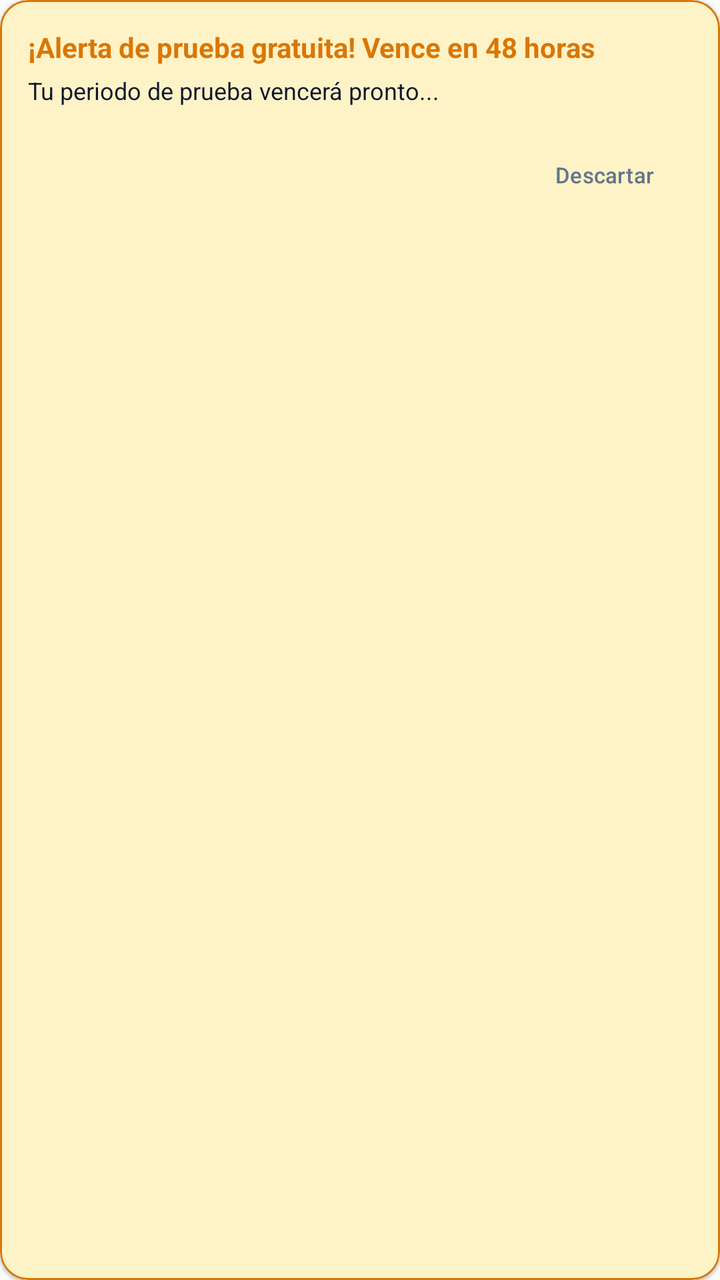
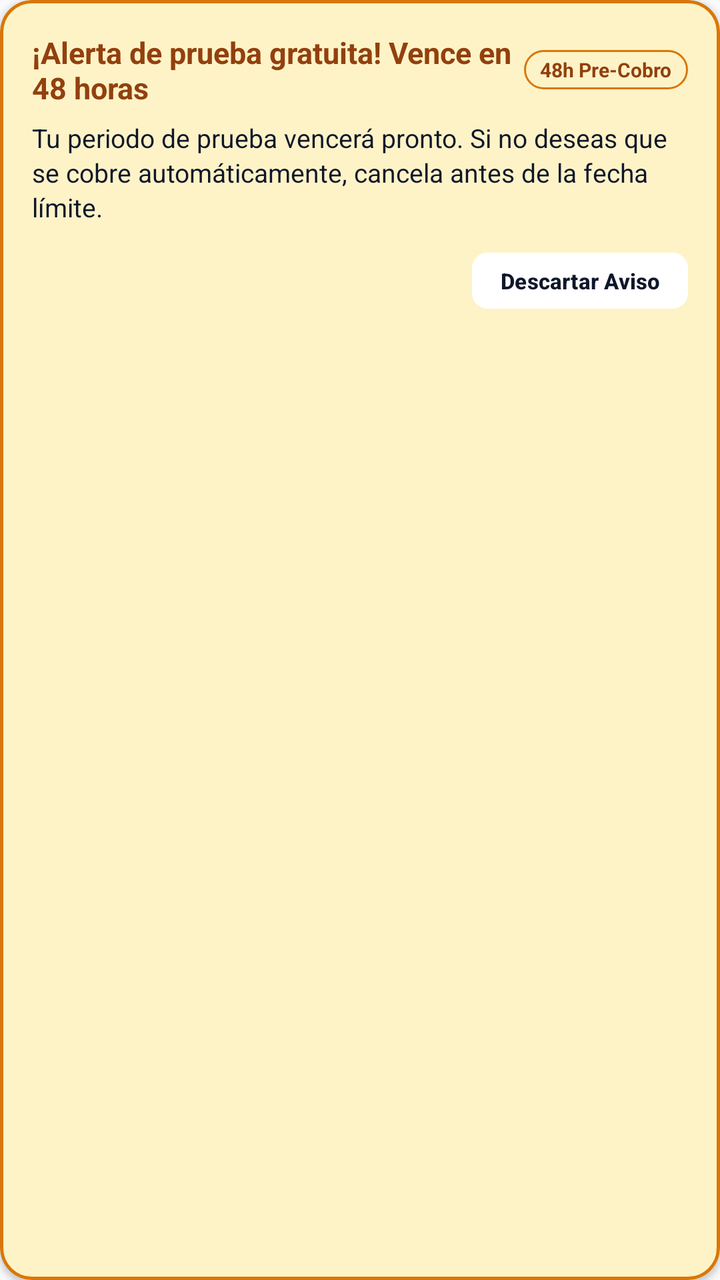

Two renders of the same Android screen: before a commit and after it. Below are the layout's source before the change and the commit's diff.
<!-- AndroidManifest.xml: application theme Theme.CazadorGastosHormiga -->
<!-- res/layout/item_alert.xml -->
<?xml version="1.0" encoding="utf-8"?>
<com.google.android.material.card.MaterialCardView xmlns:android="http://schemas.android.com/apk/res/android"
    xmlns:app="http://schemas.android.com/apk/res-auto"
    android:layout_width="match_parent"
    android:layout_height="wrap_content"
    android:layout_marginBottom="10dp"
    app:cardCornerRadius="14dp"
    app:cardElevation="1dp"
    app:cardBackgroundColor="@color/amber_light"
    app:strokeColor="@color/amber_warning"
    app:strokeWidth="1dp">

    <LinearLayout
        android:layout_width="match_parent"
        android:layout_height="wrap_content"
        android:orientation="vertical"
        android:padding="14dp">

        <TextView
            android:id="@+id/tvAlertTitle"
            android:layout_width="wrap_content"
            android:layout_height="wrap_content"
            android:text="¡Alerta de prueba gratuita! Vence en 48 horas"
            android:textColor="@color/amber_warning"
            android:textSize="14sp"
            android:textStyle="bold" />

        <TextView
            android:id="@+id/tvAlertMessage"
            android:layout_width="wrap_content"
            android:layout_height="wrap_content"
            android:text="Tu periodo de prueba vencerá pronto..."
            android:textColor="@color/text_primary"
            android:textSize="12sp"
            android:layout_marginTop="4dp" />

        <LinearLayout
            android:layout_width="match_parent"
            android:layout_height="wrap_content"
            android:orientation="horizontal"
            android:gravity="end"
            android:layout_marginTop="10dp">

            <com.google.android.material.button.MaterialButton
                android:id="@+id/btnDismissAlert"
                style="@style/Widget.Material3.Button.TextButton"
                android:layout_width="wrap_content"
                android:layout_height="wrap_content"
                android:text="Descartar"
                android:textColor="@color/text_secondary"
                android:textSize="11sp" />
        </LinearLayout>

    </LinearLayout>
</com.google.android.material.card.MaterialCardView>
<!-- resources referenced by this layout -->
<resources>
  <color name="amber_light">#FEF3C7</color>
  <color name="amber_warning">#D97706</color>
  <color name="text_primary">#0F172A</color>
  <color name="text_secondary">#64748B</color>
  <style name="Theme.CazadorGastosHormiga" parent="Theme.Material3.DayNight.NoActionBar">
          <item name="colorPrimary">@color/primary</item>
          <item name="colorOnPrimary">@color/surface_white</item>
          <item name="android:statusBarColor">@color/primary_dark</item>
          <item name="android:windowBackground">@color/background_light</item>
      </style>
  <color name="primary">#4F46E5</color>
  <color name="surface_white">#FFFFFF</color>
  <color name="primary_dark">#4338CA</color>
  <color name="background_light">#F8FAFC</color>
</resources>

<!-- the commit's change to res/layout/item_alert.xml (unified diff, before → after) -->
@@ -3,52 +3,80 @@
     xmlns:app="http://schemas.android.com/apk/res-auto"
     android:layout_width="match_parent"
     android:layout_height="wrap_content"
-    android:layout_marginBottom="10dp"
-    app:cardCornerRadius="14dp"
-    app:cardElevation="1dp"
+    android:layout_marginBottom="12dp"
+    app:cardCornerRadius="16dp"
+    app:cardElevation="2dp"
     app:cardBackgroundColor="@color/amber_light"
     app:strokeColor="@color/amber_warning"
-    app:strokeWidth="1dp">
+    app:strokeWidth="1.5dp">
 
     <LinearLayout
         android:layout_width="match_parent"
         android:layout_height="wrap_content"
         android:orientation="vertical"
-        android:padding="14dp">
+        android:padding="16dp">
 
-        <TextView
-            android:id="@+id/tvAlertTitle"
-            android:layout_width="wrap_content"
+        <LinearLayout
+            android:layout_width="match_parent"
             android:layout_height="wrap_content"
-            android:text="¡Alerta de prueba gratuita! Vence en 48 horas"
-            android:textColor="@color/amber_warning"
-            android:textSize="14sp"
-            android:textStyle="bold" />
+            android:gravity="center_vertical"
+            android:orientation="horizontal">
+
+            <TextView
+                android:id="@+id/tvAlertTitle"
+                android:layout_width="0dp"
+                android:layout_height="wrap_content"
+                android:layout_weight="1"
+                android:text="¡Alerta de prueba gratuita! Vence en 48 horas"
+                android:textColor="@color/amber_dark"
+                android:textSize="15sp"
+                android:textStyle="bold" />
+
+            <TextView
+                android:layout_width="wrap_content"
+                android:layout_height="wrap_content"
+                android:background="@drawable/bg_tag_warning"
+                android:paddingStart="8dp"
+                android:paddingTop="3dp"
+                android:paddingEnd="8dp"
+                android:paddingBottom="3dp"
+                android:text="48h Pre-Cobro"
+                android:textColor="@color/amber_dark"
+                android:textSize="10sp"
+                android:textStyle="bold" />
+        </LinearLayout>
 
         <TextView
             android:id="@+id/tvAlertMessage"
             android:layout_width="wrap_content"
             android:layout_height="wrap_content"
-            android:text="Tu periodo de prueba vencerá pronto..."
+            android:text="Tu periodo de prueba vencerá pronto. Si no deseas que se cobre automáticamente, cancela antes de la fecha límite."
             android:textColor="@color/text_primary"
-            android:textSize="12sp"
-            android:layout_marginTop="4dp" />
+            android:textSize="13sp"
+            android:lineSpacingExtra="2dp"
+            android:layout_marginTop="6dp" />
 
         <LinearLayout
             android:layout_width="match_parent"
             android:layout_height="wrap_content"
+            android:gravity="end"
             android:orientation="horizontal"
-            android:gravity="end"
             android:layout_marginTop="10dp">
 
             <com.google.android.material.button.MaterialButton
                 android:id="@+id/btnDismissAlert"
-                style="@style/Widget.Material3.Button.TextButton"
+                style="@style/Widget.Material3.Button.TonalButton"
                 android:layout_width="wrap_content"
-                android:layout_height="wrap_content"
-                android:text="Descartar"
-                android:textColor="@color/text_secondary"
-                android:textSize="11sp" />
+                android:layout_height="36dp"
+                android:backgroundTint="@color/surface_white"
+                android:minWidth="0dp"
+                android:paddingStart="14dp"
+                android:paddingEnd="14dp"
+                android:text="Descartar Aviso"
+                android:textColor="@color/text_primary"
+                android:textSize="11sp"
+                android:textStyle="bold"
+                app:cornerRadius="8dp" />
         </LinearLayout>
 
     </LinearLayout>
<!-- resource entries referenced after the edit -->
@@ -1,9 +1,19 @@
 <!-- resources referenced by this layout -->
 <resources>
+  <color name="amber_dark">#92400E</color>
   <color name="amber_light">#FEF3C7</color>
   <color name="amber_warning">#D97706</color>
   <color name="text_primary">#0F172A</color>
-  <color name="text_secondary">#64748B</color>
+  <!-- drawable bg_tag_warning (drawable) -->
+  <?xml version="1.0" encoding="utf-8"?>
+  <shape xmlns:android="http://schemas.android.com/apk/res/android"
+      android:shape="rectangle">
+      <corners android:radius="999dp" />
+      <solid android:color="@color/amber_light" />
+      <stroke
+          android:width="1dp"
+          android:color="@color/amber_warning" />
+  </shape>
   <style name="Theme.CazadorGastosHormiga" parent="Theme.Material3.DayNight.NoActionBar">
           <item name="colorPrimary">@color/primary</item>
           <item name="colorOnPrimary">@color/surface_white</item>
@@ -12,7 +22,7 @@
       </style>
   <color name="primary">#4F46E5</color>
   <color name="surface_white">#FFFFFF</color>
-  <color name="primary_dark">#4338CA</color>
+  <color name="primary_dark">#3730A3</color>
   <color name="background_light">#F8FAFC</color>
 </resources>
 
